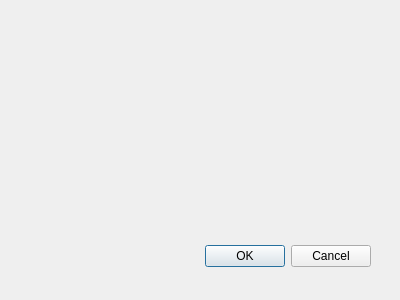
vovandosk2006-hue/Maya_settlements_segmentation_plugin, file Maya_seg_plugin_dialog_base.ui: the form before one commit.
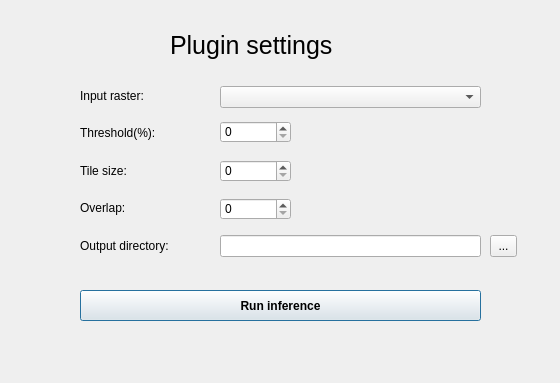
The form after the commit.

Diff of the .ui file:
```diff
--- a/Maya_seg_plugin_dialog_base.ui
+++ b/Maya_seg_plugin_dialog_base.ui
@@ -1,31 +1,178 @@
 <ui version="4.0" >
  <class>MayaSegPluginDialogBase</class>
- <widget class="QDialog" name="MayaSegPluginDialogBase" >
-  <property name="geometry" >
+ <widget class="QDialog" name="MayaSegPluginDialogBase">
+  <property name="geometry">
    <rect>
     <x>0</x>
     <y>0</y>
-    <width>400</width>
-    <height>300</height>
+    <width>560</width>
+    <height>383</height>
    </rect>
   </property>
   <property name="windowTitle" >
    <string>Segmentation of Maya Settlements</string>
   </property>
-  <widget class="QDialogButtonBox" name="button_box" >
-   <property name="geometry" >
+  <widget class="QComboBox" name="InputRastercomboBox">
+   <property name="geometry">
     <rect>
-     <x>30</x>
-     <y>240</y>
-     <width>341</width>
-     <height>32</height>
+     <x>220</x>
+     <y>86</y>
+     <width>261</width>
+     <height>22</height>
     </rect>
    </property>
-   <property name="orientation" >
-    <enum>Qt::Horizontal</enum>
+  </widget>
+  <widget class="QLineEdit" name="OutputDirectoryLine">
+   <property name="geometry">
+    <rect>
+     <x>220</x>
+     <y>235</y>
+     <width>261</width>
+     <height>22</height>
+    </rect>
    </property>
-   <property name="standardButtons" >
-    <set>QDialogButtonBox::Cancel|QDialogButtonBox::Ok</set>
+  </widget>
+  <widget class="QLabel" name="label_5">
+   <property name="geometry">
+    <rect>
+     <x>170</x>
+     <y>20</y>
+     <width>251</width>
+     <height>51</height>
+    </rect>
+   </property>
+   <property name="font">
+    <font>
+     <pointsize>19</pointsize>
+    </font>
+   </property>
+   <property name="text">
+    <string>Plugin settings</string>
+   </property>
+  </widget>
+  <widget class="QToolButton" name="OutputDirectoryToolButton">
+   <property name="geometry">
+    <rect>
+     <x>490</x>
+     <y>235</y>
+     <width>27</width>
+     <height>22</height>
+    </rect>
+   </property>
+   <property name="text">
+    <string>...</string>
+   </property>
+  </widget>
+  <widget class="QWidget" name="layoutWidget">
+   <property name="geometry">
+    <rect>
+     <x>80</x>
+     <y>80</y>
+     <width>99</width>
+     <height>181</height>
+    </rect>
+   </property>
+   <layout class="QVBoxLayout" name="verticalLayout_2">
+    <item>
+     <widget class="QLabel" name="label">
+      <property name="text">
+       <string>Input raster:</string>
+      </property>
+     </widget>
+    </item>
+    <item>
+     <widget class="QLabel" name="label_3">
+      <property name="text">
+       <string>Threshold(%):</string>
+      </property>
+     </widget>
+    </item>
+    <item>
+     <widget class="QLabel" name="label_4">
+      <property name="text">
+       <string>Tile size:</string>
+      </property>
+     </widget>
+    </item>
+    <item>
+     <widget class="QLabel" name="label_6">
+      <property name="text">
+       <string>Overlap:</string>
+      </property>
+     </widget>
+    </item>
+    <item>
+     <widget class="QLabel" name="label_2">
+      <property name="enabled">
+       <bool>true</bool>
+      </property>
+      <property name="text">
+       <string>Output directory:</string>
+      </property>
+     </widget>
+    </item>
+   </layout>
+  </widget>
+  <widget class="QSpinBox" name="thresholdSpinBox">
+   <property name="geometry">
+    <rect>
+     <x>220</x>
+     <y>121</y>
+     <width>71</width>
+     <height>22</height>
+    </rect>
+   </property>
+   <property name="maximum">
+    <number>100</number>
+   </property>
+   <property name="singleStep">
+    <number>0</number>
+   </property>
+  </widget>
+  <widget class="QSpinBox" name="tileSizeSpinBox">
+   <property name="geometry">
+    <rect>
+     <x>220</x>
+     <y>160</y>
+     <width>71</width>
+     <height>22</height>
+    </rect>
+   </property>
+   <property name="maximum">
+    <number>9999</number>
+   </property>
+  </widget>
+  <widget class="QSpinBox" name="overlapSpinBox">
+   <property name="geometry">
+    <rect>
+     <x>220</x>
+     <y>198</y>
+     <width>71</width>
+     <height>22</height>
+    </rect>
+   </property>
+   <property name="maximum">
+    <number>999</number>
+   </property>
+  </widget>
+  <widget class="QPushButton" name="runInferenceButton">
+   <property name="geometry">
+    <rect>
+     <x>80</x>
+     <y>290</y>
+     <width>401</width>
+     <height>31</height>
+    </rect>
+   </property>
+   <property name="font">
+    <font>
+     <weight>75</weight>
+     <italic>false</italic>
+     <bold>true</bold>
+    </font>
+   </property>
+   <property name="text">
+    <string>Run inference</string>
    </property>
   </widget>
  </widget>
```
Left out of the diff: 40 changed lines with no effect on the pictures.
